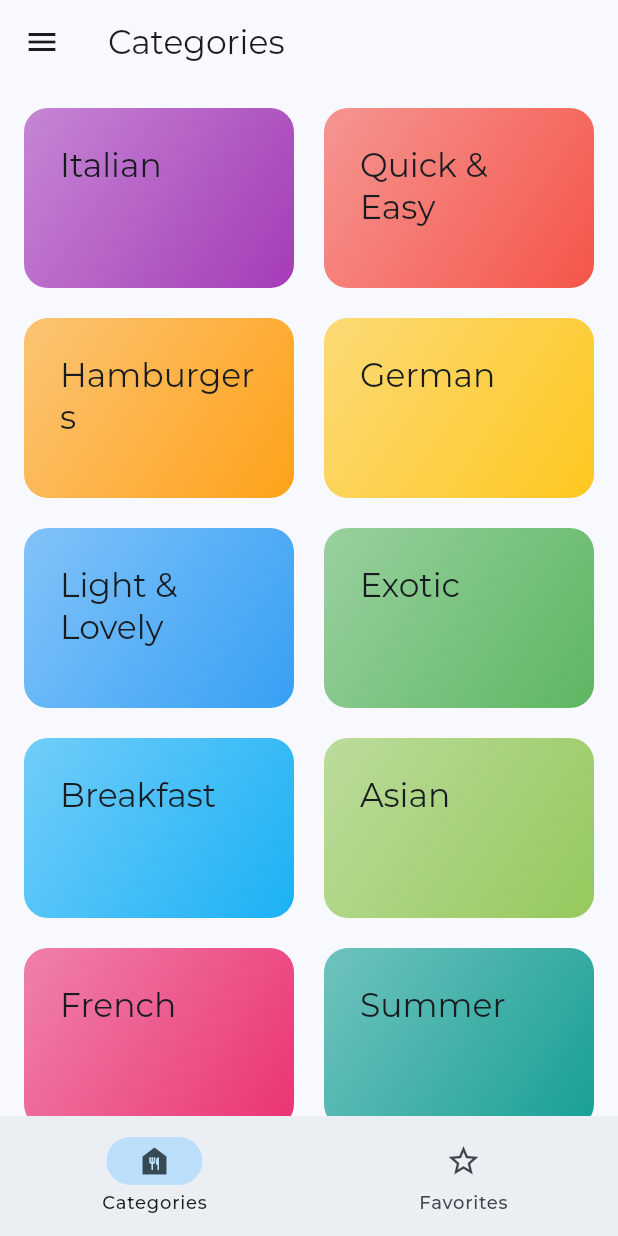
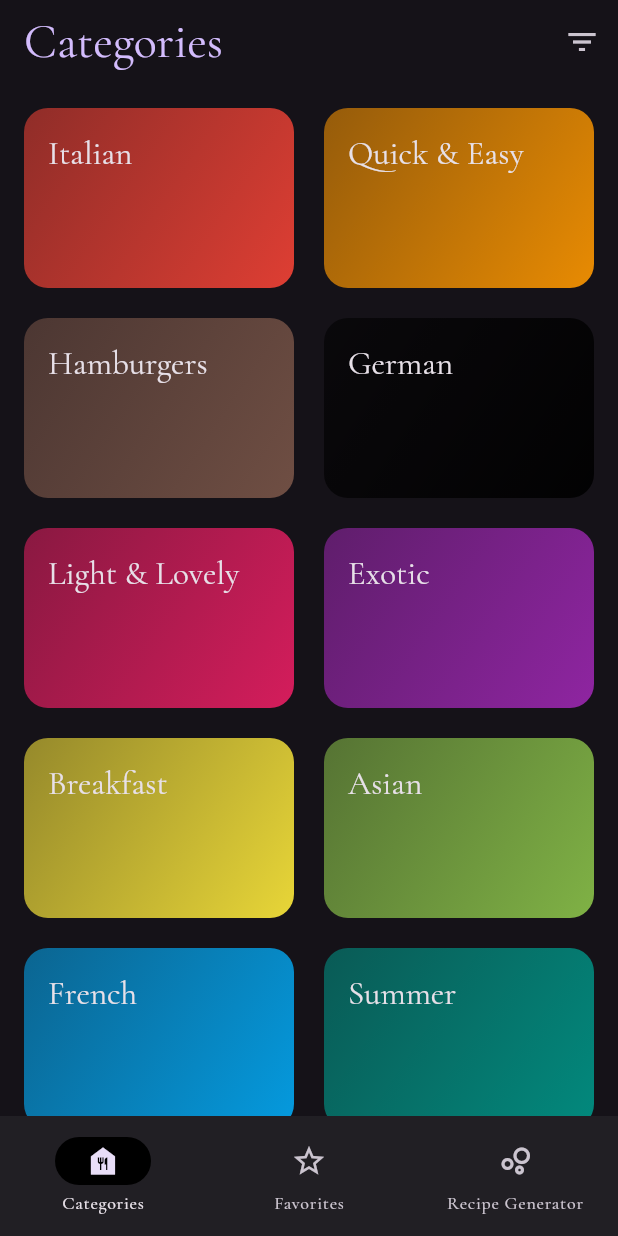
Before and after one commit to ajay-rathod0801/Meals-Flutter-App, a Flutter app: the screen it shows after launch, on a phone screen of 412 x 824 dp. Run offline on Flutter 3.47's test engine with Material 3 defaults, Android fonts, the phone set to English and light mode, and no system bars; our stand-ins replace flutter_dotenv, flutter_markdown, flutter_riverpod, google_fonts, google_generative_ai, transparent_image.

```diff
--- a/lib/data/dummy_data.dart
+++ b/lib/data/dummy_data.dart
@@ -8,37 +8,37 @@ const availableCategories = [
   Category(
     id: 'c1',
     title: 'Italian',
-    color: Colors.purple,
+    color: Colors.red,
   ),
   Category(
     id: 'c2',
     title: 'Quick & Easy',
-    color: Colors.red,
+    color: Colors.orange,
   ),
   Category(
     id: 'c3',
     title: 'Hamburgers',
-    color: Colors.orange,
+    color: Colors.brown,
   ),
   Category(
     id: 'c4',
     title: 'German',
-    color: Colors.amber,
+    color: Colors.black,
   ),
   Category(
     id: 'c5',
     title: 'Light & Lovely',
-    color: Colors.blue,
+    color: Colors.pink,
   ),
   Category(
     id: 'c6',
     title: 'Exotic',
-    color: Colors.green,
+    color: Colors.purple,
   ),
   Category(
     id: 'c7',
     title: 'Breakfast',
-    color: Colors.lightBlue,
+    color: Colors.yellow,
   ),
   Category(
     id: 'c8',
@@ -48,7 +48,7 @@ const availableCategories = [
   Category(
     id: 'c9',
     title: 'French',
-    color: Colors.pink,
+    color: Colors.lightBlue,
   ),
   Category(
     id: 'c10',
@@ -68,7 +68,7 @@ const dummyMeals = [
     affordability: Affordability.affordable,
     complexity: Complexity.simple,
     imageUrl:
-        'https://upload.wikimedia.org/wikipedia/commons/thumb/2/20/Spaghetti_Bolognese_mit_Parmesan_oder_Grana_Padano.jpg/800px-Spaghetti_Bolognese_mit_Parmesan_oder_Grana_Padano.jpg',
+        'https://images.unsplash.com/photo-1713561058969-793049b01712?q=80&w=2070&auto=format&fit=crop&ixlib=rb-4.0.3&ixid=M3wxMjA3fDB8MHxwaG90by1wYWdlfHx8fGVufDB8fHx8fA%3D%3D',
     duration: 20,
     ingredients: [
       '4 Tomatoes',
@@ -101,7 +101,7 @@ const dummyMeals = [
     affordability: Affordability.affordable,
     complexity: Complexity.simple,
     imageUrl:
-        'https://cdn.pixabay.com/photo/2018/07/11/21/51/toast-3532016_1280.jpg',
+        'https://images.unsplash.com/photo-1515041761709-f9fc96e04cd3?q=80&w=2070&auto=format&fit=crop&ixlib=rb-4.0.3&ixid=M3wxMjA3fDB8MHxwaG90by1wYWdlfHx8fGVufDB8fHx8fA%3D%3D',
     duration: 10,
     ingredients: [
       '1 Slice White Bread',
@@ -130,7 +130,7 @@ const dummyMeals = [
     affordability: Affordability.pricey,
     complexity: Complexity.simple,
     imageUrl:
-        'https://cdn.pixabay.com/photo/2014/10/23/18/05/burger-500054_1280.jpg',
+        'https://images.unsplash.com/photo-1630278156268-12d56c2e135f?q=80&w=1931&auto=format&fit=crop&ixlib=rb-4.0.3&ixid=M3wxMjA3fDB8MHxwaG90by1wYWdlfHx8fGVufDB8fHx8fA%3D%3D',
     duration: 45,
     ingredients: [
       '300g Cattle Hack',
@@ -161,7 +161,7 @@ const dummyMeals = [
     affordability: Affordability.luxurious,
     complexity: Complexity.challenging,
     imageUrl:
-        'https://cdn.pixabay.com/photo/2018/03/31/19/29/schnitzel-3279045_1280.jpg',
+        'https://images.unsplash.com/photo-1677563076282-a3191d747540?q=80&w=2070&auto=format&fit=crop&ixlib=rb-4.0.3&ixid=M3wxMjA3fDB8MHxwaG90by1wYWdlfHx8fGVufDB8fHx8fA%3D%3D',
     duration: 60,
     ingredients: [
       '8 Veal Cutlets',
@@ -198,7 +198,7 @@ const dummyMeals = [
     affordability: Affordability.luxurious,
     complexity: Complexity.simple,
     imageUrl:
-        'https://cdn.pixabay.com/photo/2016/10/25/13/29/smoked-salmon-salad-1768890_1280.jpg',
+        'https://images.unsplash.com/photo-1536974471655-0466120eff7f?q=80&w=2069&auto=format&fit=crop&ixlib=rb-4.0.3&ixid=M3wxMjA3fDB8MHxwaG90by1wYWdlfHx8fGVufDB8fHx8fA%3D%3D',
     duration: 15,
     ingredients: [
       'Arugula',
@@ -233,7 +233,7 @@ const dummyMeals = [
     affordability: Affordability.affordable,
     complexity: Complexity.hard,
     imageUrl:
-        'https://cdn.pixabay.com/photo/2017/05/01/05/18/pastry-2274750_1280.jpg',
+        'https://images.unsplash.com/photo-1642069190159-333105f3321b?q=80&w=1974&auto=format&fit=crop&ixlib=rb-4.0.3&ixid=M3wxMjA3fDB8MHxwaG90by1wYWdlfHx8fGVufDB8fHx8fA%3D%3D',
     duration: 240,
     ingredients: [
       '4 Sheets of Gelatine',
@@ -268,7 +268,7 @@ const dummyMeals = [
     affordability: Affordability.affordable,
     complexity: Complexity.simple,
     imageUrl:
-        'https://cdn.pixabay.com/photo/2018/07/10/21/23/pancake-3529653_1280.jpg',
+        'https://images.unsplash.com/photo-1620108093966-eafbe0885dc5?q=80&w=1953&auto=format&fit=crop&ixlib=rb-4.0.3&ixid=M3wxMjA3fDB8MHxwaG90by1wYWdlfHx8fGVufDB8fHx8fA%3D%3D',
     duration: 20,
     ingredients: [
       '1 1/2 Cups all-purpose Flour',
@@ -299,7 +299,7 @@ const dummyMeals = [
     affordability: Affordability.pricey,
     complexity: Complexity.challenging,
     imageUrl:
-        'https://cdn.pixabay.com/photo/2018/06/18/16/05/indian-food-3482749_1280.jpg',
+        'https://images.unsplash.com/photo-1631452180539-96aca7d48617?q=80&w=2070&auto=format&fit=crop&ixlib=rb-4.0.3&ixid=M3wxMjA3fDB8MHxwaG90by1wYWdlfHx8fGVufDB8fHx8fA%3D%3D',
     duration: 35,
     ingredients: [
       '4 Chicken Breasts',
@@ -332,7 +332,7 @@ const dummyMeals = [
     affordability: Affordability.affordable,
     complexity: Complexity.hard,
     imageUrl:
-        'https://cdn.pixabay.com/photo/2014/08/07/21/07/souffle-412785_1280.jpg',
+        'https://images.unsplash.com/photo-1588195542907-a0c0a2ac3312?q=80&w=1918&auto=format&fit=crop&ixlib=rb-4.0.3&ixid=M3wxMjA3fDB8MHxwaG90by1wYWdlfHx8fGVufDB8fHx8fA%3D%3D',
     duration: 45,
     ingredients: [
       '1 Teaspoon melted Butter',
@@ -383,7 +383,7 @@ const dummyMeals = [
     affordability: Affordability.luxurious,
     complexity: Complexity.simple,
     imageUrl:
-        'https://cdn.pixabay.com/photo/2018/04/09/18/26/asparagus-3304997_1280.jpg',
+        'https://images.unsplash.com/photo-1511994714008-b6d68a8b32a2?q=80&w=2070&auto=format&fit=crop&ixlib=rb-4.0.3&ixid=M3wxMjA3fDB8MHxwaG90by1wYWdlfHx8fGVufDB8fHx8fA%3D%3D',
     duration: 30,
     ingredients: [
       'White and Green Asparagus',
--- a/lib/main.dart
+++ b/lib/main.dart
@@ -2,16 +2,18 @@ import 'package:flutter/material.dart';
 import 'package:google_fonts/google_fonts.dart';
 import 'package:meals/screens/tabs.dart';
 import 'package:flutter_riverpod/flutter_riverpod.dart';
+import 'package:flutter_dotenv/flutter_dotenv.dart';
 
 final theme = ThemeData(
   colorScheme: ColorScheme.fromSeed(
-    brightness: Brightness.light,
-    seedColor: Colors.lightBlue,
+    brightness: Brightness.dark,
+    seedColor: Colors.deepPurple,
   ),
-  textTheme: GoogleFonts.montserratTextTheme(),
+  textTheme: GoogleFonts.cormorantGaramondTextTheme(),
 );
 
-void main() {
+void main() async {
+  await dotenv.load(fileName: ".env");
   runApp(
     const ProviderScope(
       child: App(),
--- a/lib/models/category.dart
+++ b/lib/models/category.dart
@@ -4,7 +4,7 @@ class Category {
   const Category({
     required this.id,
     required this.title,
-    this.color = Colors.lightBlue,
+    this.color = Colors.deepPurple,
   });
 
   final String id;
--- a/lib/screens/categories.dart
+++ b/lib/screens/categories.dart
@@ -79,17 +79,28 @@ class _CategoriesScreenState extends State<CategoriesScreen>
             )
         ],
       ),
-      builder: (context, child) => SlideTransition(
-        position: Tween(
-          begin: const Offset(0, 0.3),
-          end: const Offset(0, 0),
+      builder: (context, child) => FadeTransition(
+        opacity: Tween(
+          begin: 0.0,
+          end: 1.0,
         ).animate(
           CurvedAnimation(
             parent: _animationController,
             curve: Curves.easeInOut,
           ),
         ),
-        child: child,
+        child: SlideTransition(
+          position: Tween(
+            begin: const Offset(0, 0.2),
+            end: const Offset(0, 0),
+          ).animate(
+            CurvedAnimation(
+              parent: _animationController,
+              curve: Curves.easeInOut,
+            ),
+          ),
+          child: child,
+        ),
       ),
     );
   }
--- a/lib/screens/meal_details.dart
+++ b/lib/screens/meal_details.dart
@@ -115,7 +115,7 @@ class MealDetailsScreen extends ConsumerWidget {
                   'Step ${index + 1}: ${meal.steps[index]}',
                   textAlign: TextAlign.start,
                   style: Theme.of(context).textTheme.bodyMedium!.copyWith(
-                        color: Theme.of(context).colorScheme.onBackground,
+                        color: Theme.of(context).colorScheme.onSurface,
                       ),
                 ),
               ),
--- a/lib/screens/meals.dart
+++ b/lib/screens/meals.dart
@@ -33,14 +33,14 @@ class MealsScreen extends StatelessWidget {
           Text(
             'Uh oh...nothing here!',
             style: Theme.of(context).textTheme.headlineLarge!.copyWith(
-                  color: Theme.of(context).colorScheme.onBackground,
+                  color: Theme.of(context).colorScheme.onSurface,
                 ),
           ),
           const SizedBox(height: 16),
           Text(
             'Try selecting a different category!',
             style: Theme.of(context).textTheme.bodyLarge!.copyWith(
-                  color: Theme.of(context).colorScheme.onBackground,
+                  color: Theme.of(context).colorScheme.onSurface,
                 ),
           ),
         ],
--- a/lib/screens/tabs.dart
+++ b/lib/screens/tabs.dart
@@ -4,6 +4,7 @@ import 'package:flutter_riverpod/flutter_riverpod.dart';
 import 'package:meals/screens/categories.dart';
 import 'package:meals/screens/filters.dart';
 import 'package:meals/screens/meals.dart';
+import 'package:meals/screens/smart_recipe_gen.dart';
 import 'package:meals/widgets/main_drawer.dart';
 import 'package:meals/providers/favorites_provider.dart';
 import 'package:meals/providers/filters_provider.dart';
@@ -61,13 +62,31 @@ class _TabsScreenState extends ConsumerState<TabsScreen> {
       activePageTitle = 'Your Favorites';
     }
 
+    if (_selectedPageIndex == 2) {
+      activePage = CreateSmartRecipies();
+      activePageTitle = 'Smart Recipe Generator';
+    }
+
     return Scaffold(
       appBar: AppBar(
-        title: Text(activePageTitle),
+        title: Text(activePageTitle,
+            style: Theme.of(context).textTheme.headlineLarge!.copyWith(
+                  color: Theme.of(context).colorScheme.primary,
+                )),
+        actions: <Widget>[
+          if (activePageTitle == 'Categories' || activePageTitle == 'Favorites')
+            IconButton(
+              onPressed: () {
+                Navigator.of(context).push(
+                    MaterialPageRoute(builder: (context) => FiltersScreen()));
+              },
+              icon: const Icon(Icons.filter_list),
+            ),
+        ],
       ),
-      drawer: MainDrawer(
-        onSelectScreen: _setScreen,
-      ),
+      // drawer: MainDrawer(
+      //   onSelectScreen: _setScreen,
+      // ),
       body: activePage,
       bottomNavigationBar: NavigationBar(
         onDestinationSelected: (int index) {
@@ -75,7 +94,7 @@ class _TabsScreenState extends ConsumerState<TabsScreen> {
             _selectedPageIndex = index;
           });
         },
-        indicatorColor: Theme.of(context).primaryColorLight,
+        indicatorColor: Theme.of(context).primaryColorDark,
         selectedIndex: _selectedPageIndex,
         destinations: const <NavigationDestination>[
           NavigationDestination(
@@ -88,6 +107,11 @@ class _TabsScreenState extends ConsumerState<TabsScreen> {
             icon: Icon(Icons.star_border),
             label: 'Favorites',
           ),
+          NavigationDestination(
+            selectedIcon: Icon(Icons.bubble_chart),
+            icon: Icon(Icons.bubble_chart_outlined),
+            label: 'Recipe Generator',
+          ),
         ],
       ),
     );
--- a/lib/widgets/category_grid_item.dart
+++ b/lib/widgets/category_grid_item.dart
@@ -18,7 +18,7 @@ class CategoryGridItem extends StatelessWidget {
       splashColor: Theme.of(context).primaryColor,
       borderRadius: BorderRadius.circular(16),
       child: Container(
-        padding: const EdgeInsets.all(24),
+        padding: const EdgeInsets.all(16),
         decoration: BoxDecoration(
           borderRadius: BorderRadius.circular(16),
           gradient: LinearGradient(
@@ -33,7 +33,7 @@ class CategoryGridItem extends StatelessWidget {
         child: Text(
           category.title,
           style: Theme.of(context).textTheme.titleLarge!.copyWith(
-                color: Theme.of(context).colorScheme.onBackground,
+                color: Theme.of(context).colorScheme.onSurface,
               ),
         ),
       ),
--- a/lib/widgets/meal_item.dart
+++ b/lib/widgets/meal_item.dart
@@ -55,7 +55,7 @@ class MealItem extends StatelessWidget {
               child: Container(
                 color: Colors.black54,
                 padding:
-                    const EdgeInsets.symmetric(vertical: 6, horizontal: 44),
+                    const EdgeInsets.symmetric(vertical: 6, horizontal: 30),
                 child: Column(
                   children: [
                     Text(
```
Also changed, not shown: lib/screens/filters.dart (+4 -4 lines), lib/screens/smart_recipe_gen.dart (added, +316 -0 lines), lib/widgets/main_drawer.dart (+5 -6 lines), pubspec.yaml (+6 -1 lines), pubspec.lock, 7 other files.
